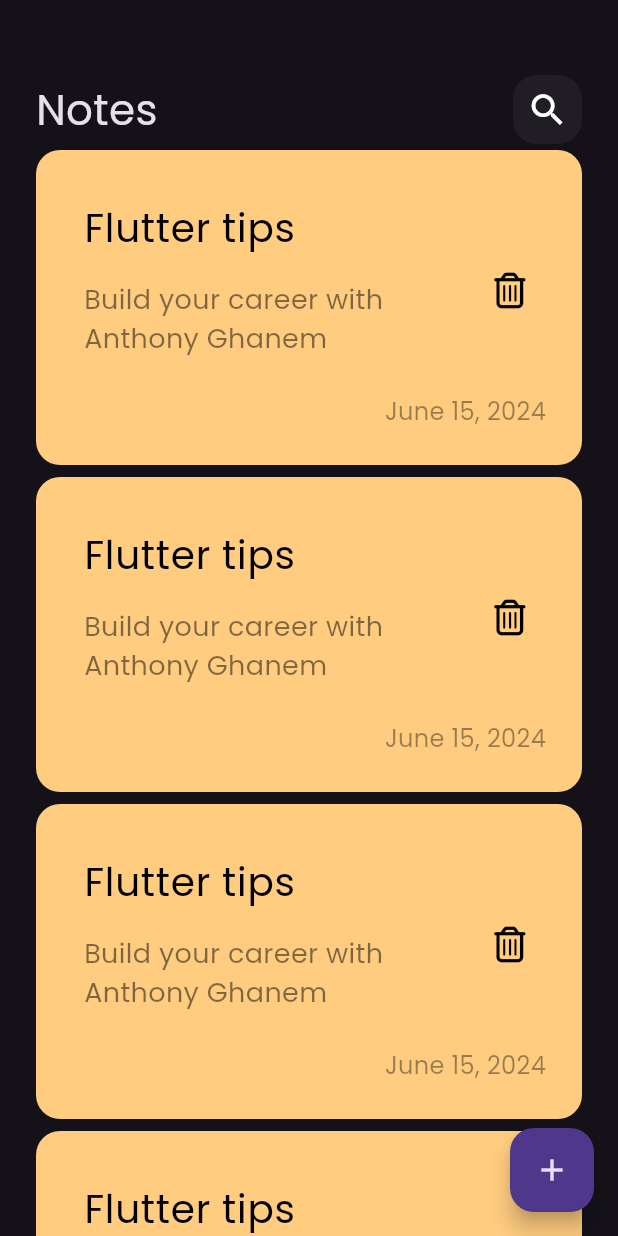
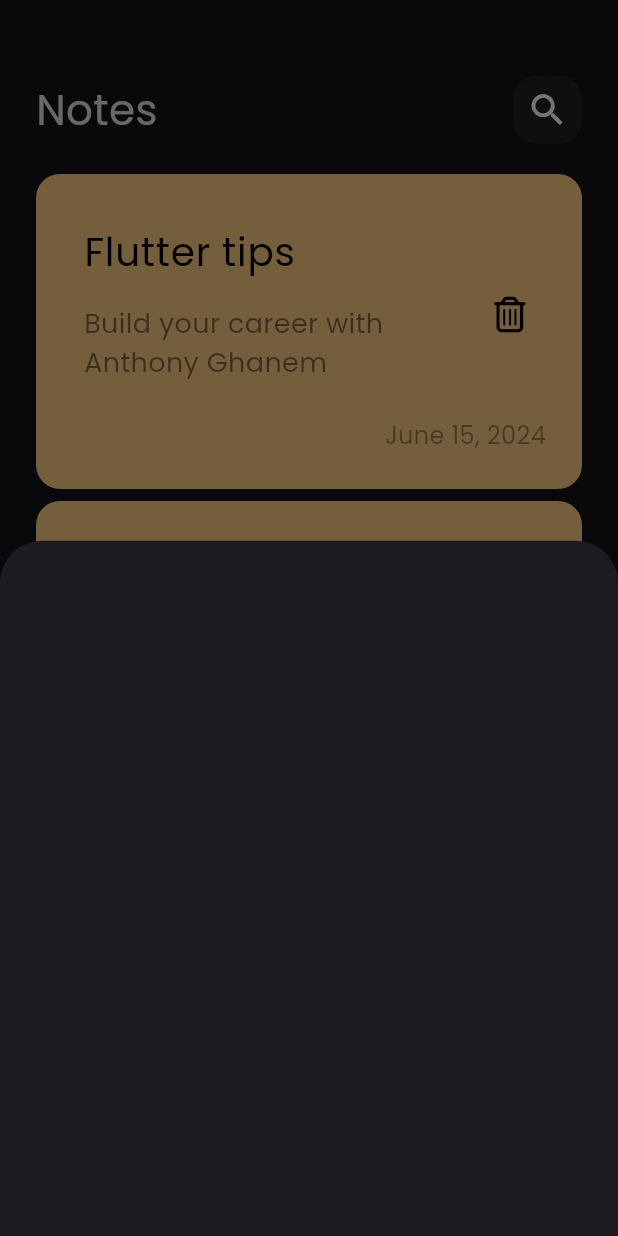
Before and after one commit to AnthonyGh11/notes_app, a Flutter app: the screen it shows after launch, after a tap on the "add" icon, on a phone screen of 412 x 824 dp. Run offline on Flutter 3.47's test engine with Material 3 defaults, Android fonts, the phone set to English and light mode, and no system bars; our stand-ins replace font_awesome_flutter.

Commit message:
show modal bottom sheet

```diff
--- a/lib/views/notes_view.dart
+++ b/lib/views/notes_view.dart
@@ -1,6 +1,5 @@
-import 'dart:js_interop';
-
 import 'package:flutter/material.dart';
+import 'package:notes_app/views/widgets/add_note_bottom_sheet.dart';
 import 'package:notes_app/views/widgets/notes_view_body.dart';
 
 class NotesView extends StatelessWidget {
@@ -11,7 +10,13 @@ class NotesView extends StatelessWidget {
     return Scaffold(
       body: const NotesViewBody(),
       floatingActionButton: FloatingActionButton(
-        onPressed: () {},
+        onPressed: () {
+          showModalBottomSheet(
+              context: context,
+              builder: (context) {
+                return const AddNoteBottomSheet();
+              });
+        },
         child: const Icon(Icons.add),
       ),
     );
--- /dev/null
+++ b/lib/views/widgets/add_note_bottom_sheet.dart
@@ -0,0 +1,10 @@
+import 'package:flutter/material.dart';
+
+class AddNoteBottomSheet extends StatelessWidget {
+  const AddNoteBottomSheet({super.key});
+
+  @override
+  Widget build(BuildContext context) {
+    return Container();
+  }
+}
--- a/lib/views/widgets/notes_list_view.dart
+++ b/lib/views/widgets/notes_list_view.dart
@@ -6,11 +6,16 @@ class NotesListView extends StatelessWidget {
 
   @override
   Widget build(BuildContext context) {
-    return ListView.builder(itemBuilder: (context, index) {
-      return const Padding(
-        padding: EdgeInsets.symmetric(vertical: 4.0),
-        child: NoteItem(),
-      );
-    });
+    return Padding(
+      padding: const EdgeInsets.symmetric(vertical: 16),
+      child: ListView.builder(
+          padding: EdgeInsets.zero,
+          itemBuilder: (context, index) {
+            return const Padding(
+              padding: EdgeInsets.symmetric(vertical: 4.0),
+              child: NoteItem(),
+            );
+          }),
+    );
   }
 }
```
